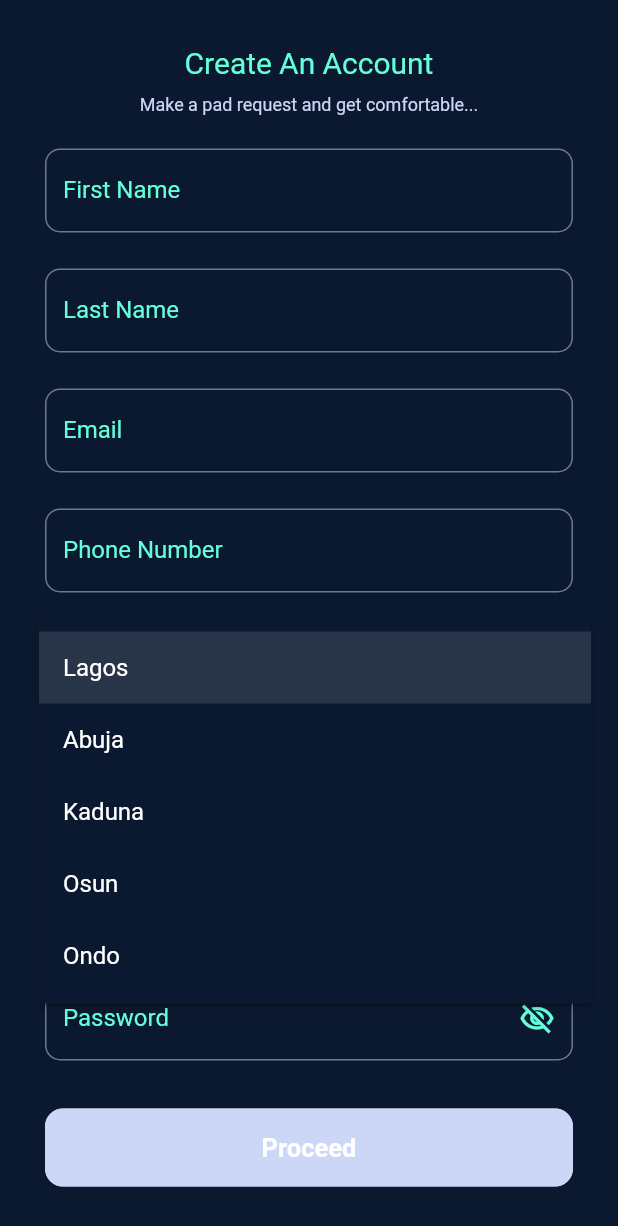
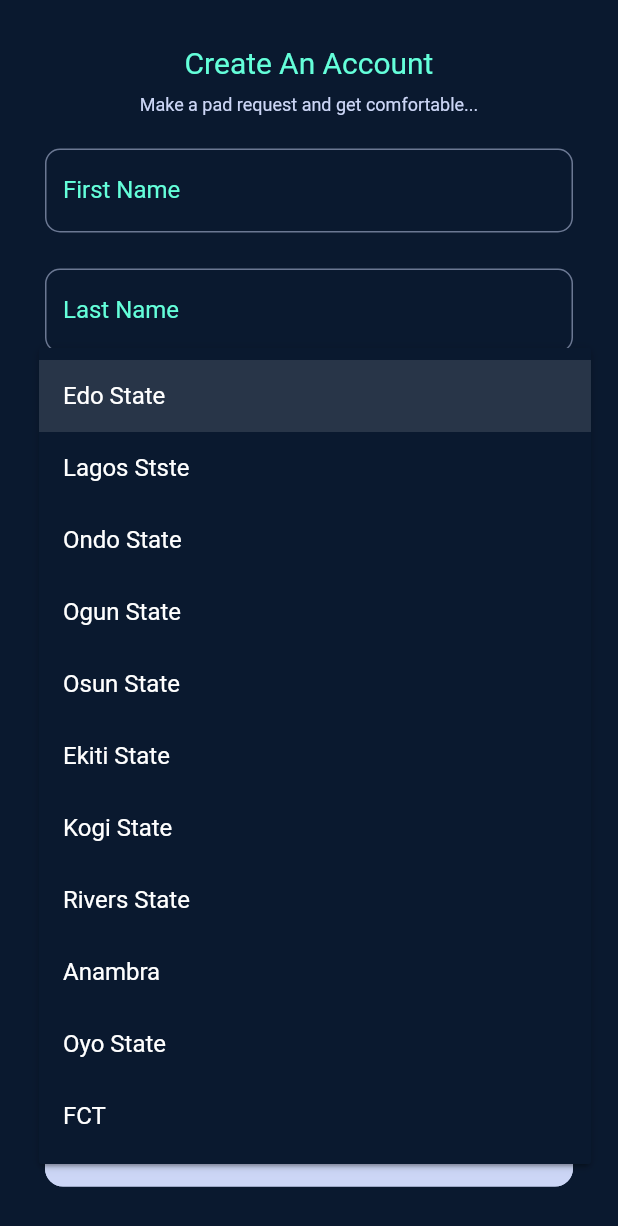
Before and after one commit to Akinsola1/GenzTechie_Hackathon_FreePad, a Flutter app: the RecipientSignUp screen opened by its route, after a tap on "State", on a phone screen of 412 x 824 dp. Shown: the top 1226 px of the screen. Run offline on Flutter 3.47's test engine with Material 2 defaults, Android fonts, the phone set to English and light mode, and no system bars; our stand-ins replace dio, flutter_screenutil, flutter_switch, get, get_it, lottie and 2 more; accounts and stored records are empty; Roboto replaces fonts that are missing (inter).

Commit message:
Dropdown adjustment

```diff
--- a/lib/ui/screens/authentication/donor/donor_signUp.dart
+++ b/lib/ui/screens/authentication/donor/donor_signUp.dart
@@ -13,20 +13,7 @@ import 'package:free_pad/widget/custom_textfield.dart';
 
 import 'package:provider/provider.dart';
 
-List<String> stateList = [
-  'Lagos',
-  'Abuja',
-  'Kaduna',
-  'Osun',
-  'Ondo',
-];
-List<String> cityList = [
-  'City 2',
-  'City 3',
-  'City 4',
-  'City 5',
-  'City 7',
-];
+
 
 class DonorSignUp extends StatefulWidget {
   const DonorSignUp({Key? key}) : super(key: key);
@@ -46,6 +33,21 @@ class _LoginScreenState extends State<DonorSignUp> {
 
   String state = '';
   String city = '';
+  List<String> cities = [];
+
+  var locations = {
+    'Edo State': ["Benin City", "Egor", "Auchi", "Ekpoma"],
+    'Lagos Stste' : ["Lagos", "Ikeja", "Ikorodu", "Epe", "Badagry", "Lekki", "Yaba", "Surulere", "Mushin"],
+    'Ondo State' : ["Akure", "Owo", "Ifon", "Ore", "Ondo Town", "Ilara-Mokin"],
+    'Ogun State' : ["Abeokuta", "Ijebu-Ode", "Ota"],
+    'Osun State' : ["Osogbo", "Ife"],
+    'Ekiti State' : ["Ado-Ekiti", "Ikere-Ekiti"],
+    'Kogi State' : ["Lokoja"],
+    'Rivers State' : ["Port-Harcourt"],
+    'Anambra' : ["Awka", "Onitsha", "Oba"],
+    'Oyo State' : ["Ibadan"],
+    'FCT' : ["Abuja"]
+  };
 
   bool hide = true;
   @override
@@ -148,8 +150,13 @@ class _LoginScreenState extends State<DonorSignUp> {
                   ? Column(
                       children: [
                         CustomDropDown(
-                          options: stateList.toList(),
-                          onChanged: (val) => setState(() => state = val),
+                          options: locations.keys.toList(),
+                          onChanged: (option){
+                                    setState(() {
+                                      state = option;
+                                      cities = locations[state] ?? [];
+                                    });
+                                  },
                           width: double.infinity,
                           height: 56,
                           textStyle: TextStyle(
@@ -175,7 +182,7 @@ class _LoginScreenState extends State<DonorSignUp> {
                           height: 20,
                         ),
                         CustomDropDown(
-                          options: cityList.toList(),
+                          options: cities.toList(),
                           onChanged: (val) => setState(() => city = val),
                           width: double.infinity,
                           height: 56,
@@ -206,8 +213,13 @@ class _LoginScreenState extends State<DonorSignUp> {
                         SizedBox(
                           width: size.width / 5,
                           child: CustomDropDown(
-                            options: stateList.toList(),
-                            onChanged: (val) => setState(() => state = val),
+                            options: locations.keys.toList(),
+                             onChanged: (option){
+                                    setState(() {
+                                      state = option;
+                                      cities = locations[state] ?? [];
+                                    });
+                                  },
                             width: double.infinity,
                             height: 56,
                             textStyle: TextStyle(
@@ -234,7 +246,7 @@ class _LoginScreenState extends State<DonorSignUp> {
                         SizedBox(
                           width: size.width / 5,
                           child: CustomDropDown(
-                            options: cityList.toList(),
+                            options: cities.toList(),
                             onChanged: (val) => setState(() => city = val),
                             width: double.infinity,
                             height: 56,
--- a/lib/ui/screens/authentication/receipient/recipient_signUp.dart
+++ b/lib/ui/screens/authentication/receipient/recipient_signUp.dart
@@ -13,20 +13,7 @@ import 'package:free_pad/widget/custom_textfield.dart';
 
 import 'package:provider/provider.dart';
 
-List<String> stateList = [
-  'Lagos',
-  'Abuja',
-  'Kaduna',
-  'Osun',
-  'Ondo',
-];
-List<String> cityList = [
-  'City 2',
-  'City 3',
-  'City 4',
-  'City 5',
-  'City 7',
-];
+
 
 class RecipientSignUp extends StatefulWidget {
   const RecipientSignUp({Key? key}) : super(key: key);
@@ -45,8 +32,25 @@ class _LoginScreenState extends State<RecipientSignUp> {
   final TextEditingController pharmacyController = TextEditingController();
 
   bool hide = true;
-  String state = '';
+
+
+   String state = '';
   String city = '';
+  List<String> cities = [];
+
+  var locations = {
+    'Edo State': ["Benin City", "Egor", "Auchi", "Ekpoma"],
+    'Lagos Stste' : ["Lagos", "Ikeja", "Ikorodu", "Epe", "Badagry", "Lekki", "Yaba", "Surulere", "Mushin"],
+    'Ondo State' : ["Akure", "Owo", "Ifon", "Ore", "Ondo Town", "Ilara-Mokin"],
+    'Ogun State' : ["Abeokuta", "Ijebu-Ode", "Ota"],
+    'Osun State' : ["Osogbo", "Ife"],
+    'Ekiti State' : ["Ado-Ekiti", "Ikere-Ekiti"],
+    'Kogi State' : ["Lokoja"],
+    'Rivers State' : ["Port-Harcourt"],
+    'Anambra' : ["Awka", "Onitsha", "Oba"],
+    'Oyo State' : ["Ibadan"],
+    'FCT' : ["Abuja"]
+  };
   @override
   Widget build(BuildContext context) {
     final authProv = Provider.of<AuthProvider>(context);
@@ -146,8 +150,13 @@ class _LoginScreenState extends State<RecipientSignUp> {
                   ? Column(
                       children: [
                         CustomDropDown(
-                          options: stateList.toList(),
-                          onChanged: (val) => setState(() => state = val),
+                          options: locations.keys.toList(),
+                           onChanged: (option){
+                                    setState(() {
+                                      state = option;
+                                      cities = locations[state] ?? [];
+                                    });
+                                  },
                           width: double.infinity,
                           height: 56,
                           textStyle: TextStyle(
@@ -173,7 +182,7 @@ class _LoginScreenState extends State<RecipientSignUp> {
                           height: 20,
                         ),
                         CustomDropDown(
-                          options: cityList.toList(),
+                          options: cities.toList(),
                           onChanged: (val) => setState(() => city = val),
                           width: double.infinity,
                           height: 56,
@@ -204,8 +213,13 @@ class _LoginScreenState extends State<RecipientSignUp> {
                         SizedBox(
                           width: size.width / 5,
                           child: CustomDropDown(
-                            options: stateList.toList(),
-                            onChanged: (val) => setState(() => state = val),
+                            options: locations.keys.toList(),
+                             onChanged: (option){
+                                    setState(() {
+                                      state = option;
+                                      cities = locations[state] ?? [];
+                                    });
+                                  },
                             width: double.infinity,
                             height: 56,
                             textStyle: TextStyle(
@@ -232,7 +246,7 @@ class _LoginScreenState extends State<RecipientSignUp> {
                         SizedBox(
                           width: size.width / 5,
                           child: CustomDropDown(
-                            options: cityList.toList(),
+                            options: cities.toList(),
                             onChanged: (val) => setState(() => city = val),
                             width: double.infinity,
                             height: 56,
```
